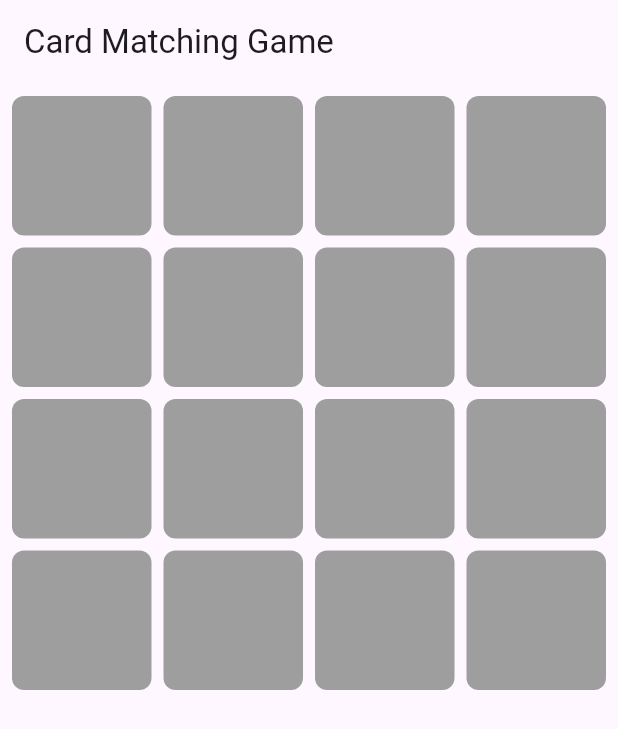
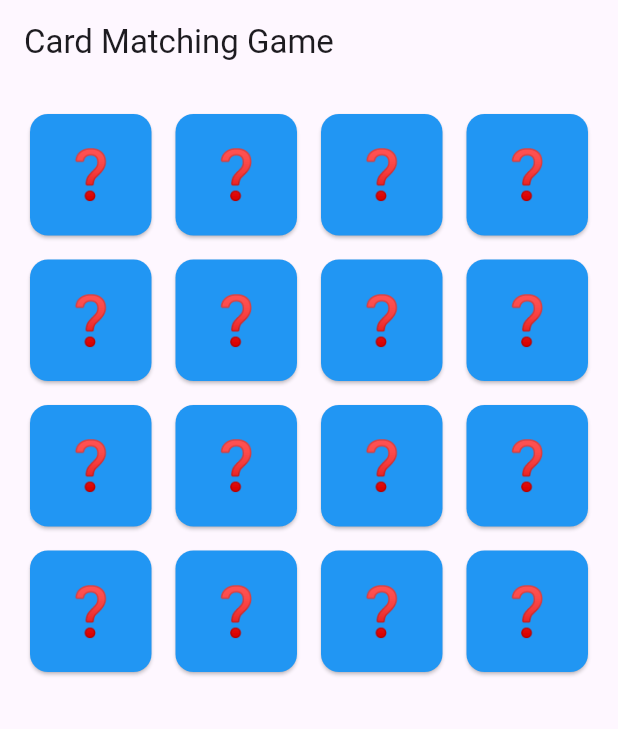
Before and after one commit to winngvyen/card-matching-game, a Flutter app: the screen it shows after launch, on a phone screen of 412 x 824 dp. Shown: the top 729 px of the screen. Run offline on Flutter 3.47's test engine with Material 3 defaults, Android fonts, the phone set to English and light mode, and no system bars.

Commit message:
Added state management with Provider and card flipping logic

```diff
--- /dev/null
+++ b/lib/card_model.dart
@@ -0,0 +1,7 @@
+class CardModel {
+  final String emoji;
+  bool isFaceUp;
+  bool isMatched;
+
+  CardModel({required this.emoji, this.isFaceUp = false, this.isMatched = false});
+}
--- a/lib/game_screen.dart
+++ b/lib/game_screen.dart
@@ -1,43 +1,42 @@
 import 'package:flutter/material.dart';
+import 'package:provider/provider.dart';
+import 'game_provider.dart';
+import 'card_model.dart';
 
-class GameScreen extends StatefulWidget {
-  @override
-  _GameScreenState createState() => _GameScreenState();
-}
-
-class _GameScreenState extends State<GameScreen> {
-  final int gridSize = 4;
-  final List<bool> cardFlipped = List.filled(16, false);
-
+class GameScreen extends StatelessWidget {
   @override
   Widget build(BuildContext context) {
     return Scaffold(
       appBar: AppBar(title: Text("Card Matching Game")),
       body: Padding(
-        padding: const EdgeInsets.all(8.0),
-        child: GridView.builder(
+        padding: EdgeInsets.all(16),
+        child: Consumer<GameProvider>(
+          builder: (context, gameProvider, child) {
+            return GridView.builder(
               gridDelegate: SliverGridDelegateWithFixedCrossAxisCount(
-            crossAxisCount: gridSize,
+                crossAxisCount: 4, // 4x4 grid
+                mainAxisSpacing: 8,
                 crossAxisSpacing: 8,
-            mainAxisSpacing: 8,
               ),
-          itemCount: gridSize * gridSize,
+              itemCount: gameProvider.cards.length,
               itemBuilder: (context, index) {
                 return GestureDetector(
-              onTap: () {
-                setState(() {
-                  cardFlipped[index] = !cardFlipped[index];
-                });
-              },
-              child: Container(
-                decoration: BoxDecoration(
-                  color: cardFlipped[index] ? Colors.blue : Colors.grey,
-                  borderRadius: BorderRadius.circular(8),
-                ),
+                  onTap: () => gameProvider.flipCard(index),
+                  child: Card(
+                    color: gameProvider.cards[index].isFaceUp || gameProvider.cards[index].isMatched
+                        ? Colors.white
+                        : Colors.blue,
                     child: Center(
-                  child: cardFlipped[index] ? Text("🐱") : SizedBox.shrink(),
+                      child: Text(
+                        gameProvider.cards[index].isFaceUp || gameProvider.cards[index].isMatched
+                            ? gameProvider.cards[index].emoji
+                            : "❓",
+                        style: TextStyle(fontSize: 32),
                       ),
                     ),
+                  ),
+                );
+              },
             );
           },
         ),
--- a/lib/main.dart
+++ b/lib/main.dart
@@ -1,17 +1,26 @@
 import 'package:flutter/material.dart';
+import 'package:provider/provider.dart';
 import 'game_screen.dart';
+import 'game_provider.dart';
 
 void main() {
-  runApp(const MyApp());
+  runApp(
+    ChangeNotifierProvider(
+      create: (context) => GameProvider(),
+      child: MyApp(),
+    ),
+  );
 }
 
 class MyApp extends StatelessWidget {
-  const MyApp({super.key});
-
   @override
   Widget build(BuildContext context) {
     return MaterialApp(
       debugShowCheckedModeBanner: false,
+      title: 'Card Matching Game',
+      theme: ThemeData(
+        primarySwatch: Colors.blue,
+      ),
       home: GameScreen(),
     );
   }
--- a/pubspec.yaml
+++ b/pubspec.yaml
@@ -30,6 +30,7 @@ environment:
 dependencies:
   flutter:
     sdk: flutter
+  provider: ^6.0.5
 
   # The following adds the Cupertino Icons font to your application.
   # Use with the CupertinoIcons class for iOS style icons.
```
Also changed, not shown: lib/game_provider.dart (added, +55 -0 lines), pubspec.lock. Lines whose indentation alone changed are shown as unchanged.
